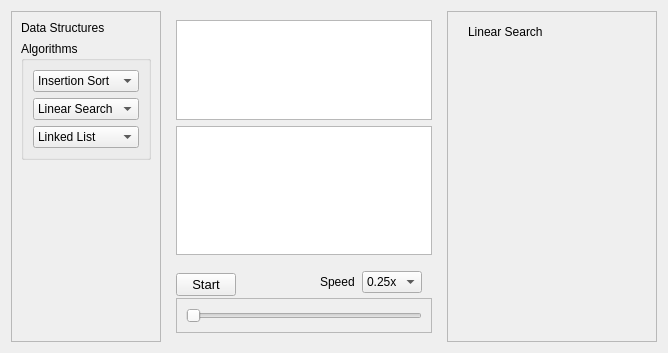
Binaya764/DSA-Visualizer, file form.ui: the form before one commit.
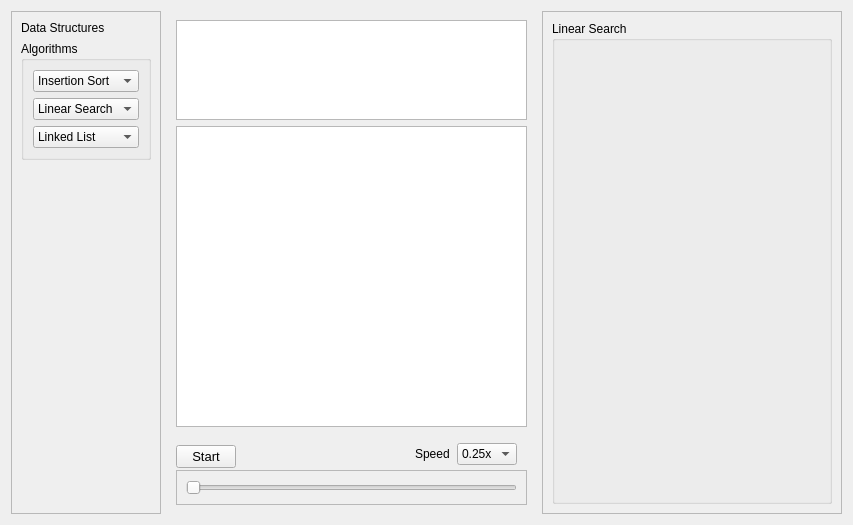
The form after the commit. The open tabs and pages were chosen to show the change.

Commit message: commit for the visualizer and algorithm for Linear search

What changed in the file:
```diff
--- a/form.ui
+++ b/form.ui
@@ -2,12 +2,15 @@
 <ui version="4.0">
  <class>Widget</class>
  <widget class="QWidget" name="Widget">
+  <property name="enabled">
+   <bool>true</bool>
+  </property>
   <property name="geometry">
    <rect>
     <x>0</x>
     <y>0</y>
-    <width>613</width>
-    <height>349</height>
+    <width>853</width>
+    <height>525</height>
    </rect>
   </property>
   <property name="windowTitle">
@@ -421,19 +424,15 @@
         </widget>
        </widget>
        <widget class="QWidget" name="Linear_search">
-        <widget class="QLabel" name="label_6">
-         <property name="geometry">
-          <rect>
-           <x>20</x>
-           <y>10</y>
-           <width>161</width>
-           <height>20</height>
-          </rect>
-         </property>
-         <property name="text">
-          <string>Linear Search</string>
-         </property>
-        </widget>
+        <layout class="QVBoxLayout" name="verticalLayout_19">
+         <item>
+          <widget class="QGroupBox" name="groupBox_4">
+           <property name="title">
+            <string>Linear Search</string>
+           </property>
+          </widget>
+         </item>
+        </layout>
        </widget>
        <widget class="QWidget" name="Binary_search">
         <layout class="QVBoxLayout" name="verticalLayout_11">
```
Left out of the diff: 2 changed lines with no effect on the pictures. The commit also changes 1 other file.
